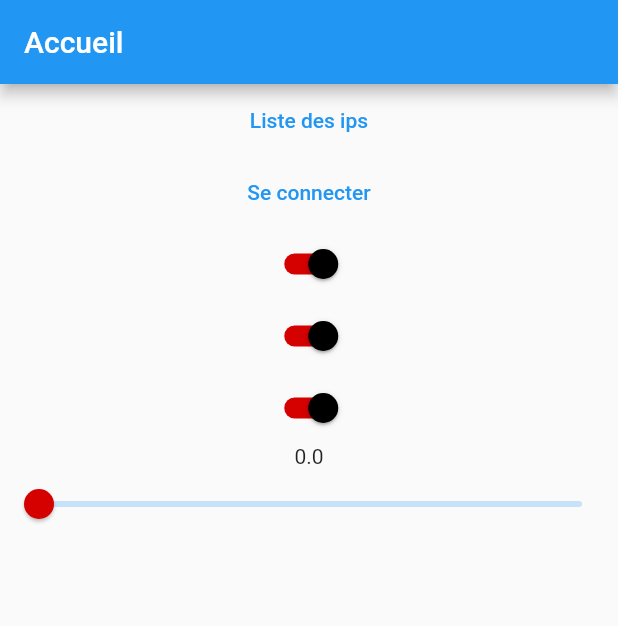
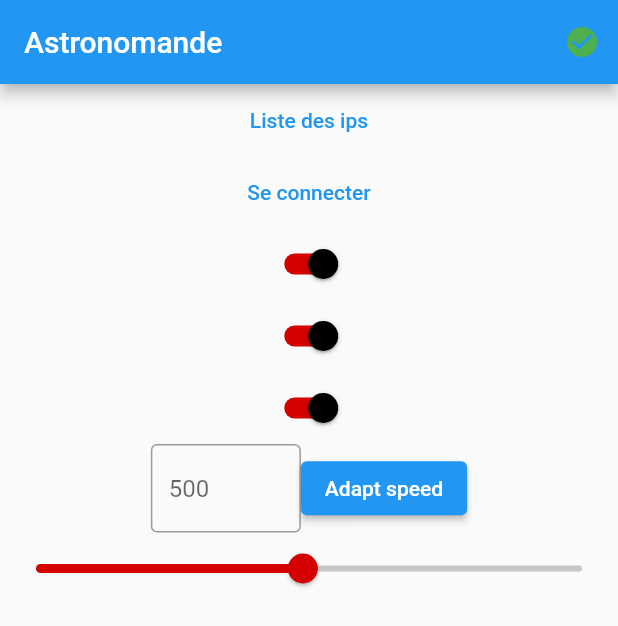
Before and after one commit to PZZed/AstroRemote, a Flutter app: the screen it shows after launch, on a phone screen of 412 x 824 dp. Shown: the top 626 px of the screen. Run offline on Flutter 3.47's test engine with Material 2 defaults, Android fonts, the light colour scheme and no system bars.

Commit message:
slider adapt

```diff
--- a/lib/home_page.dart
+++ b/lib/home_page.dart
@@ -6,13 +6,25 @@ import 'package:flutter/material.dart';
 class HomePage extends StatelessWidget {
   HomePage({super.key});
   // final info = NetworkInfo();
-
+  Icon getActualStatus(){
+    //call checkHealth service
+    bool isConnected = true;
+    if(isConnected){
+      return Icon(Icons.check_circle_rounded,color: Colors.green);
+    }
+    return Icon(Icons.close_rounded,color: Colors.red);
+  }
   @override
   Widget build(BuildContext context) {
     return Scaffold(
+
       appBar: AppBar(
-        title: const Text("Accueil"),
-      ),
+        title: Text("Astronomande"),
+        actions: <Widget>[
+          IconButton(
+            icon: getActualStatus(),
+            onPressed: () {},
+        ) ]),
       body: Center(
           child: Column(
         children: [
@@ -110,25 +122,42 @@ class CustomSlider extends StatefulWidget {
 }
 
 class _CustomSlider extends State<CustomSlider> {
-  double value = 0;
+  double current_value = 500;
+  double maxValue = 1023;
+  final inputTextController = TextEditingController();
+
+  @override
+  void dispose() {
+    // Clean up the controller when the widget is disposed.
+    inputTextController.dispose();
+    super.dispose();
+  }
+
   @override
   Widget build(BuildContext context) {
-    return Center(
-        child: Column(children: [
-      Text(value.toString()),
-      Slider(
-        activeColor: Colors.redAccent[700],
-        inactiveColor: Colors.redAccent[300],
-        value: value,
-        max: 1023,
-        divisions: 1023,
-        onChanged: (double value) {
-          setState(() {
-            this.value = value;
-            print(this.value);
-          });
-        },
-      )
-    ]));
+
+    Slider slider = Slider(
+          activeColor: Colors.redAccent[700],
+          inactiveColor: Color.fromARGB(136, 156, 152, 152),
+          value: current_value,
+          max: maxValue,
+          onChanged: (double value) {setState(() { current_value = value; });},
+    );
+
+    TextFormField textInput = TextFormField(
+            onChanged:(value){ setState(() {if(0 <= double.parse(value) && double.parse(value) <= maxValue){current_value = double.parse(value); }});},
+            controller: inputTextController,
+            decoration: InputDecoration( border: OutlineInputBorder(), hintText: current_value.round().toString()) );
+
+    return Column(
+      mainAxisAlignment: MainAxisAlignment.center,
+      children: [
+        Row(mainAxisAlignment: MainAxisAlignment.center, children: [SizedBox(
+          width: 100,
+          child: textInput), ElevatedButton(onPressed: () { return null; }, child: Text("Adapt speed"),)],)
+        ,
+        slider
+      ]);
+
   }
 }
--- a/lib/main.dart
+++ b/lib/main.dart
@@ -2,5 +2,5 @@ import 'package:astroremote/home_page.dart';
 import 'package:flutter/material.dart';
 
 void main() {
-  runApp(MaterialApp(home: HomePage()));
+  runApp(MaterialApp(home: HomePage(), darkTheme: ThemeData.dark()));
 }
```
